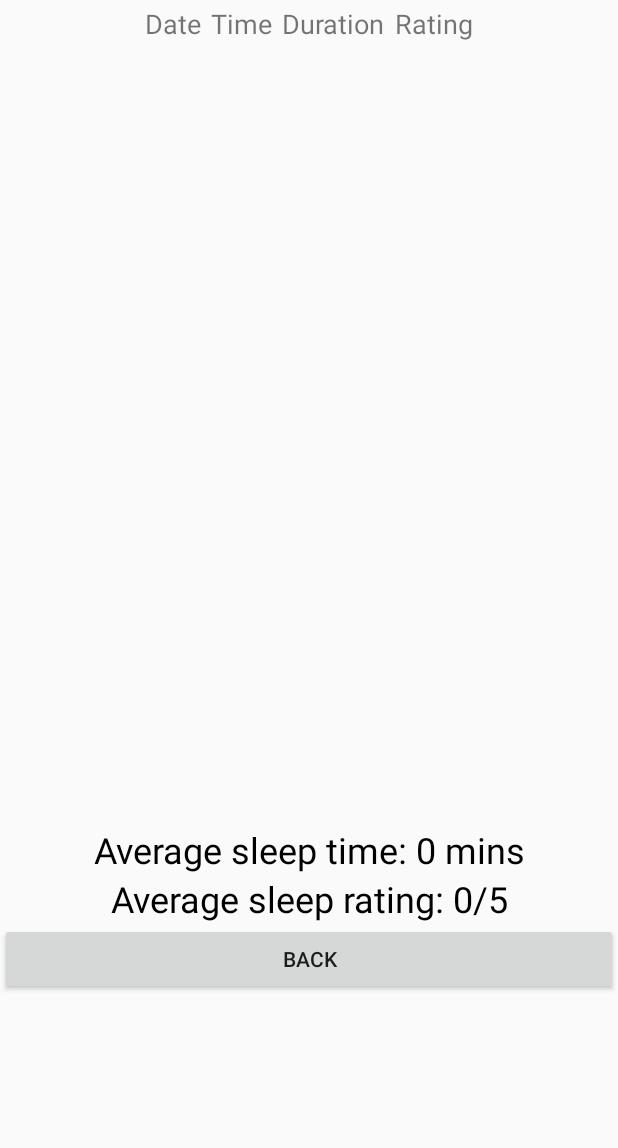
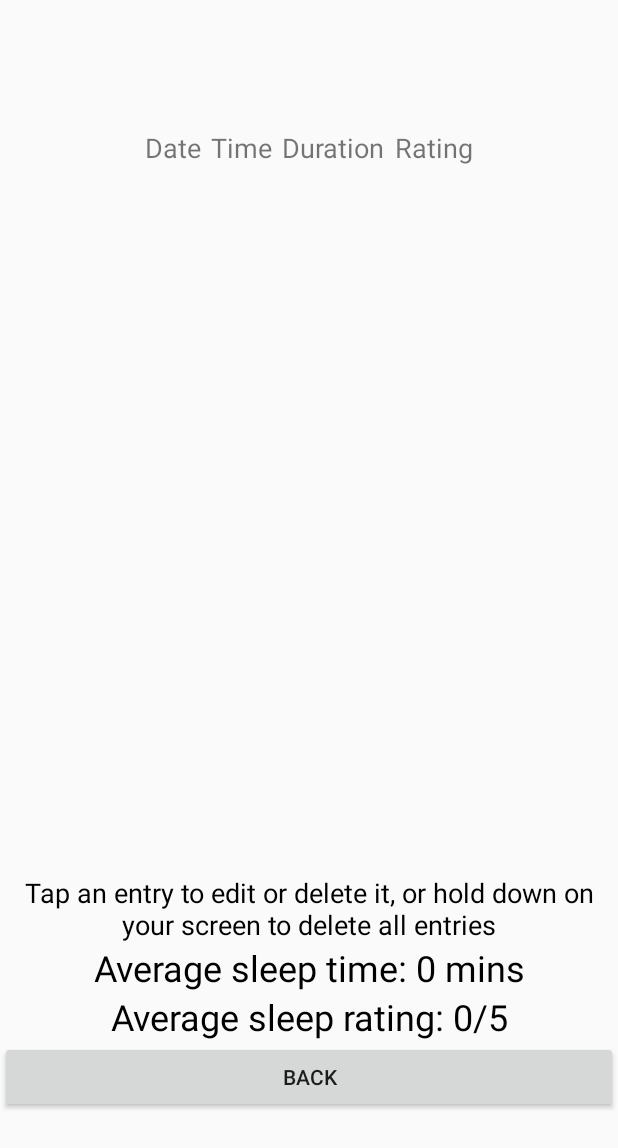
Before and after one commit to paulboyle8/SleepDiary, an Android app: the ViewEntries screen opened directly, with no data from a screen before it, on a phone screen of 412 x 824 dp. Shown: the top 1148 px of the screen. Run offline under Robolectric (Android 15) with nearby library versions, the phone set to English and light mode, and no system bars.

Commit message:
Started view/edit entries from view to add

```diff
--- a/app/src/main/res/layout-land/activity_view_entries.xml
+++ b/app/src/main/res/layout-land/activity_view_entries.xml
@@ -7,11 +7,13 @@
     tools:context=".ViewEntries">
 
     <ScrollView
+        android:id="@+id/scrollView"
         android:layout_width="match_parent"
         android:layout_height="0dp"
-        app:layout_constraintBottom_toTopOf="@+id/lblAvgMS"
+        app:layout_constraintBottom_toTopOf="@+id/lblInfo"
         app:layout_constraintDimensionRatio=""
         app:layout_constraintEnd_toEndOf="parent"
+        app:layout_constraintHorizontal_bias="0.0"
         app:layout_constraintStart_toStartOf="parent"
         app:layout_constraintTop_toTopOf="parent">
 
@@ -24,6 +26,17 @@
     </ScrollView>
 
     <TextView
+        android:id="@+id/lblInfo"
+        android:layout_width="match_parent"
+        android:layout_height="wrap_content"
+        android:text="Tap an entry to edit or delete it, or hold down on your screen to delete all entries"
+        android:textAlignment="center"
+        android:textColor="@android:color/black"
+        android:textSize="18sp"
+        app:layout_constraintBottom_toTopOf="@+id/lblAvgMS"
+        app:layout_constraintTop_toBottomOf="@+id/scrollView" />
+
+    <TextView
         android:id="@+id/lblAvgMS"
         android:layout_width="match_parent"
         android:layout_height="wrap_content"
@@ -31,8 +44,11 @@
         android:textColor="@android:color/black"
         android:textSize="24sp"
         app:layout_constraintBottom_toTopOf="@+id/lblAvgR"
+        app:layout_constraintTop_toBottomOf="@+id/lblInfo"
         app:layout_constraintEnd_toEndOf="parent"
         app:layout_constraintStart_toStartOf="parent" />
+
+
 
     <TextView
         android:id="@+id/lblAvgR"
--- a/app/src/main/res/layout/activity_view_entries.xml
+++ b/app/src/main/res/layout/activity_view_entries.xml
@@ -8,12 +8,14 @@
 
     <LinearLayout
         android:layout_width="match_parent"
-        android:layout_height="match_parent"
-        android:orientation="vertical">
+        android:layout_height="wrap_content"
+        android:orientation="vertical"
+        app:layout_constraintBottom_toBottomOf="parent"
+        app:layout_constraintTop_toTopOf="parent">
 
         <ScrollView
             android:layout_width="match_parent"
-            android:layout_height="550dp">
+            android:layout_height="500dp">
 
             <TableLayout
                 android:id="@+id/tblLayout"
@@ -24,12 +26,22 @@
         </ScrollView>
 
         <TextView
+            android:id="@+id/lblInfo"
+            android:layout_width="match_parent"
+            android:layout_height="wrap_content"
+            android:text="Tap an entry to edit or delete it, or hold down on your screen to delete all entries"
+            android:textAlignment="center"
+            android:textColor="@android:color/black"
+            android:textSize="18sp" />
+
+        <TextView
             android:id="@+id/lblAvgMS"
             android:layout_width="match_parent"
             android:layout_height="wrap_content"
             android:textAlignment="center"
             android:textColor="@android:color/black"
             android:textSize="24sp" />
+
 
         <TextView
             android:id="@+id/lblAvgR"
```
Also changed, not shown: app/src/main/java/com/example/sleepdiary/ViewEntries.java (+25 -1 lines), app/src/main/java/com/example/sleepdiary/addEntry.java (+14 -6 lines).
